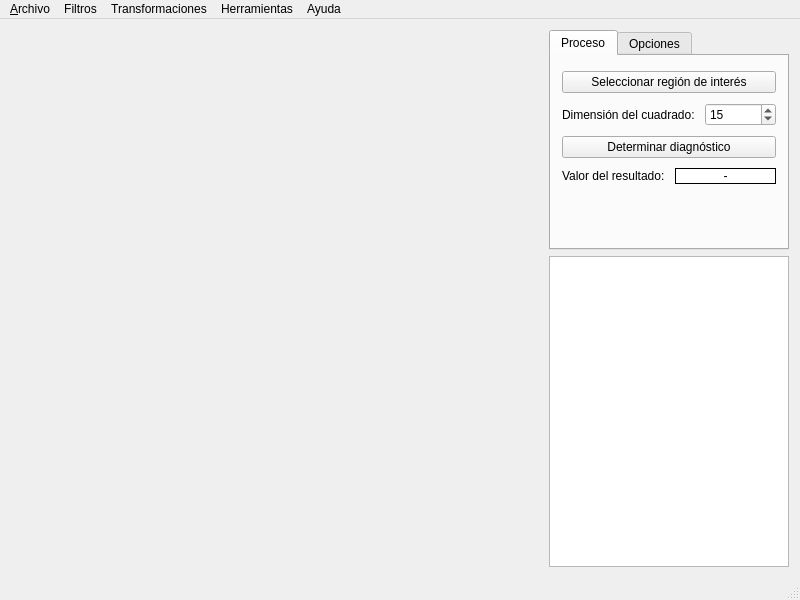
First picture: the form in Src/mainwindow.ui, repository ilanbluestone/analizador-osteoporosis, before the edit.
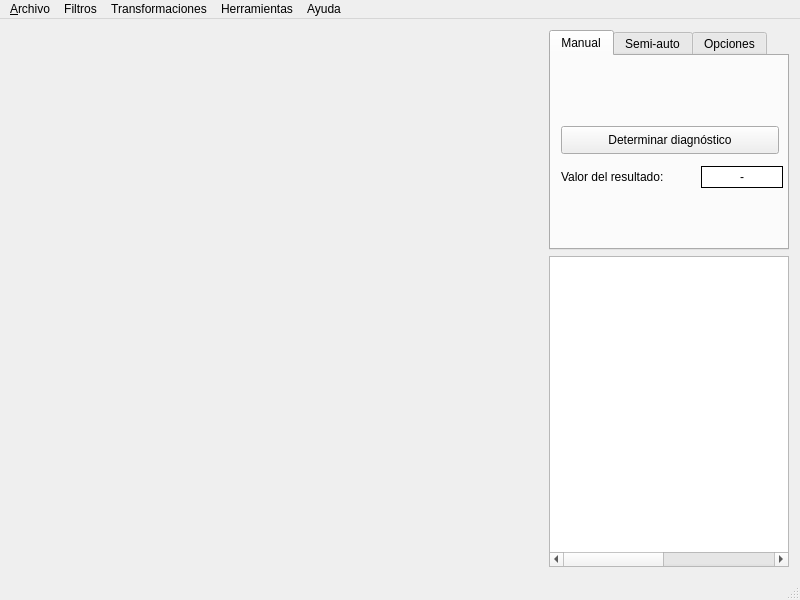
Second picture: the form after the edit.

The edit to the form file:
```diff
--- a/Src/mainwindow.ui
+++ b/Src/mainwindow.ui
@@ -84,9 +84,81 @@
          <property name="currentIndex">
           <number>0</number>
          </property>
+         <widget class="QWidget" name="tab_2">
+          <attribute name="title">
+           <string>Manual</string>
+          </attribute>
+          <widget class="QPushButton" name="btResult_2">
+           <property name="geometry">
+            <rect>
+             <x>10</x>
+             <y>70</y>
+             <width>218</width>
+             <height>28</height>
+            </rect>
+           </property>
+           <property name="text">
+            <string>Determinar diagnóstico</string>
+           </property>
+          </widget>
+          <widget class="QLabel" name="label_5">
+           <property name="geometry">
+            <rect>
+             <x>10</x>
+             <y>110</y>
+             <width>126</width>
+             <height>22</height>
+            </rect>
+           </property>
+           <property name="text">
+            <string>Valor del resultado:</string>
+           </property>
+          </widget>
+          <widget class="QLabel" name="lbValue_2">
+           <property name="geometry">
+            <rect>
+             <x>150</x>
+             <y>110</y>
+             <width>82</width>
+             <height>22</height>
+            </rect>
+           </property>
+           <property name="minimumSize">
+            <size>
+             <width>15</width>
+             <height>0</height>
+            </size>
+           </property>
+           <property name="styleSheet">
+            <string>background-color: rgb(255, 255, 255);
+border-color: rgb(0, 0, 0);</string>
+           </property>
+           <property name="frameShape">
+            <enum>QFrame::Box</enum>
+           </property>
+           <property name="frameShadow">
+            <enum>QFrame::Plain</enum>
+           </property>
+           <property name="text">
+            <string>-</string>
+           </property>
+           <property name="textFormat">
+            <enum>Qt::PlainText</enum>
+           </property>
+           <property name="alignment">
+            <set>Qt::AlignCenter</set>
+           </property>
+           <property name="margin">
+            <number>1</number>
+           </property>
+           <property name="indent">
+            <number>-1</number>
+           </property>
+          </widget>
+         </widget>
          <widget class="QWidget" name="tabWidgetPage1">
           <attribute name="title">
-           <string>Proceso</string>
+           <string>Semi-auto</string>
           </attribute>
           <layout class="QFormLayout" name="formLayout_4">
            <property name="fieldGrowthPolicy">
@@ -104,7 +176,7 @@
            <item row="0" column="0" colspan="2">
             <widget class="QPushButton" name="btSelRegion">
              <property name="text">
-              <string>Seleccionar región de interés</string>
+              <string>Seleccionar región de trabajo</string>
              </property>
             </widget>
            </item>
@@ -346,10 +418,10 @@
           <bool>true</bool>
          </attribute>
          <attribute name="headerDefaultSectionSize">
-          <number>250</number>
+          <number>500</number>
          </attribute>
          <attribute name="headerMinimumSectionSize">
-          <number>100</number>
+          <number>500</number>
          </attribute>
          <attribute name="headerStretchLastSection">
           <bool>false</bool>
```
Left out of the diff: 12 changed lines with no effect on the pictures.
